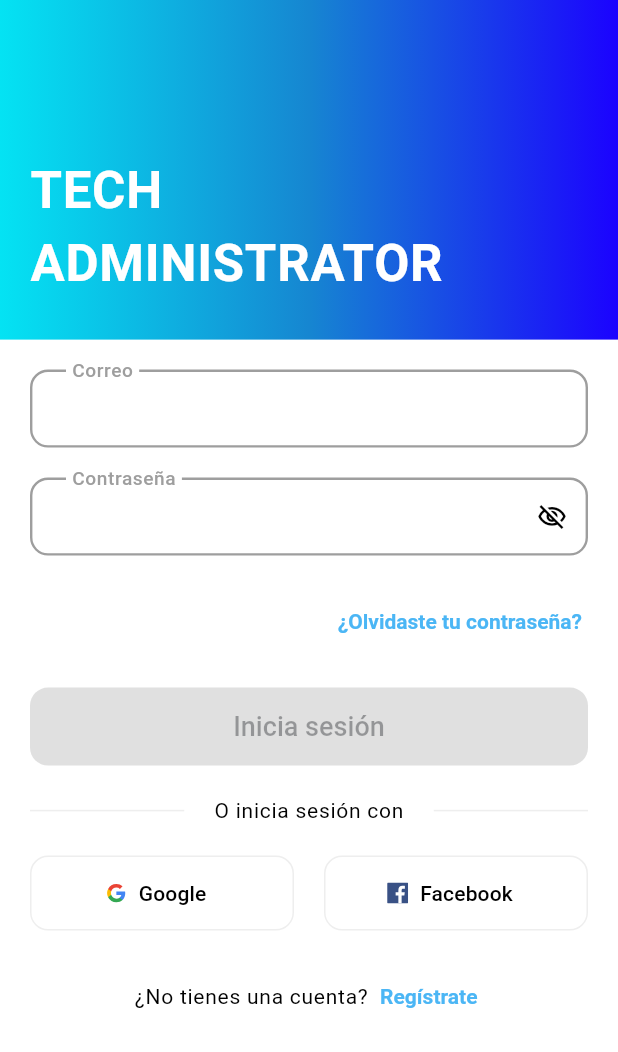
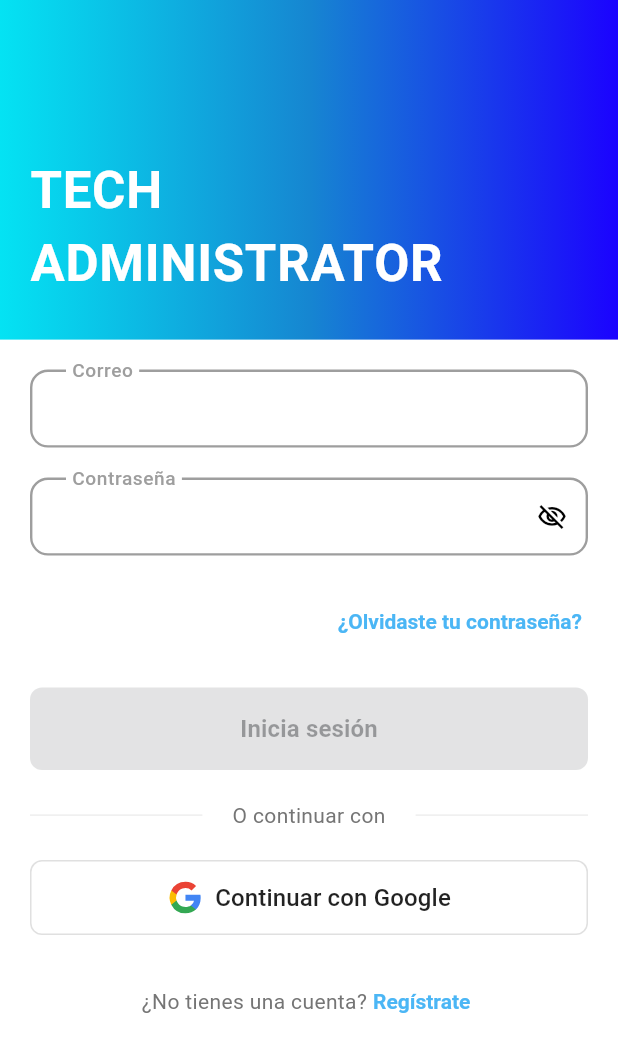
Before and after one commit to EnriqueCen312/techadminmovil, a Flutter app: the screen it shows after launch, on a phone screen of 412 x 824 dp. Shown: the top 1052 px of the screen. Run offline on Flutter 3.47's test engine with Material 3 defaults, Android fonts, the phone set to English and light mode, and no system bars; our stand-ins replace flutter_phoenix, flutter_svg, google_fonts, shared_preferences, supabase_flutter; accounts and stored records are empty.

Commit message:
cositas en el login

```diff
--- a/lib/screens/login_screen.dart
+++ b/lib/screens/login_screen.dart
@@ -30,6 +30,7 @@ class _LoginPageState extends State<LoginPage> {
 
   final ValueNotifier<bool> passwordNotifier = ValueNotifier(true);
   final ValueNotifier<bool> fieldValidNotifier = ValueNotifier(false);
+  final ValueNotifier<bool> isLoadingNotifier = ValueNotifier(false);
 
   late final TextEditingController emailController;
   late final TextEditingController passwordController;
@@ -65,24 +66,25 @@ class _LoginPageState extends State<LoginPage> {
 
   Future<void> handleLogin() async {
     try {
+      isLoadingNotifier.value = true;
+
       final email = emailController.text.trim();
       final password = passwordController.text;
 
       final response = await login(email, password);
 
       if (response['success']) {
-
         SnackbarHelper.showSnackBar(AppStrings.loggedIn);
-
         emailController.clear();
         passwordController.clear();
-
-          NavigationHelper.pushReplacementNamed(AppRoutes.bottomNavigationPage); // Cambiar a la ruta correcta
+        NavigationHelper.pushReplacementNamed(AppRoutes.bottomNavigationPage);
       } else {
         SnackbarHelper.showSnackBar(response['error']);
       }
     } catch (e) {
       SnackbarHelper.showSnackBar("Error inesperado: $e");
+    } finally {
+      isLoadingNotifier.value = false;
     }
   }
 
@@ -148,6 +150,7 @@ class _LoginPageState extends State<LoginPage> {
   @override
   void dispose() {
     disposeControllers();
+    isLoadingNotifier.dispose();
     super.dispose();
   }
 
@@ -157,16 +160,16 @@ class _LoginPageState extends State<LoginPage> {
       canPop: false,
       onPopInvoked: (didPop) async {
         if (didPop) return;
-
         final shouldPop = await _showExitConfirmationDialog();
-
         if (shouldPop) {
-          SystemNavigator.pop(); // This will close the app
+          SystemNavigator.pop();
         }
       },
-      child: Scaffold(
-        body: ListView(
-          padding: EdgeInsets.zero,
+      child: Stack(
+        children: [
+          Scaffold(
+            body: SingleChildScrollView(
+              child: Column(
                 children: [
                   const GradientBackground(
                     children: [
@@ -175,19 +178,42 @@ class _LoginPageState extends State<LoginPage> {
                         style: AppTheme.titleLarge,
                       ),
                       SizedBox(height: 6),
-               // Text(AppStrings.signInToYourAccount, style: AppTheme.bodySmall),
-               //probando
                     ],
                   ),
-            Form(
+                  Padding(
+                    padding: const EdgeInsets.all(20),
+                    child: Form(
                       key: _formKey,
-              child: Padding(
-                padding: const EdgeInsets.all(20),
                       child: Column(
-                  mainAxisSize: MainAxisSize.min,
-                  crossAxisAlignment: CrossAxisAlignment.end,
+                        crossAxisAlignment: CrossAxisAlignment.stretch,
                         children: [
-                    AppTextFormField(
+                          _buildEmailField(),
+                          _buildPasswordField(),
+                          _buildForgotPassword(),
+                          const SizedBox(height: 20),
+                          _buildLoginButton(),
+                          const SizedBox(height: 20),
+                          _buildDivider(),
+                          const SizedBox(height: 20),
+                          _buildGoogleSignIn(),
+                          const SizedBox(height: 20),
+                          _buildRegisterLink(),
+                        ],
+                      ),
+                    ),
+                  ),
+                ],
+              ),
+            ),
+          ),
+          _buildLoadingOverlay(),
+        ],
+      ),
+    );
+  }
+
+  Widget _buildEmailField() {
+    return AppTextFormField(
       controller: emailController,
       labelText: AppStrings.email,
       keyboardType: TextInputType.emailAddress,
@@ -200,8 +226,11 @@ class _LoginPageState extends State<LoginPage> {
                 ? null
                 : AppStrings.invalidEmailAddress;
       },
-                    ),
-                    ValueListenableBuilder(
+    );
+  }
+
+  Widget _buildPasswordField() {
+    return ValueListenableBuilder(
       valueListenable: passwordNotifier,
       builder: (_, passwordObscure, __) {
         return AppTextFormField(
@@ -217,8 +246,7 @@ class _LoginPageState extends State<LoginPage> {
                 : null;
           },
           suffixIcon: IconButton(
-                            onPressed: () =>
-                                passwordNotifier.value = !passwordObscure,
+            onPressed: () => passwordNotifier.value = !passwordObscure,
             style: IconButton.styleFrom(
               minimumSize: const Size.square(48),
             ),
@@ -232,86 +260,175 @@ class _LoginPageState extends State<LoginPage> {
           ),
         );
       },
-                    ),
-                    TextButton(
-                      onPressed: () {},
+    );
+  }
+
+  Widget _buildForgotPassword() {
+    return Align(
+      alignment: Alignment.centerRight,
+      child: TextButton(
+        onPressed: () {
+          // Implementar recuperación de contraseña
+        },
         child: const Text(AppStrings.forgotPassword),
       ),
-                    const SizedBox(height: 20),
-                    ValueListenableBuilder(
+    );
+  }
+
+  Widget _buildLoginButton() {
+    return ValueListenableBuilder(
       valueListenable: fieldValidNotifier,
       builder: (_, isValid, __) {
-                        return FilledButton(
-                          onPressed: isValid ? handleLogin : null,
-                          child: const Text(AppStrings.login),
+        return ValueListenableBuilder(
+          valueListenable: isLoadingNotifier,
+          builder: (_, isLoading, __) {
+            return ElevatedButton(
+              onPressed: (isValid && !isLoading) ? handleLogin : null,
+              style: ElevatedButton.styleFrom(
+                backgroundColor: Colors.blue.shade900,
+                foregroundColor: Colors.white,
+                padding: const EdgeInsets.symmetric(vertical: 16),
+                shape: RoundedRectangleBorder(
+                  borderRadius: BorderRadius.circular(8),
+                ),
+              ),
+              child: isLoading
+                  ? Row(
+                      mainAxisAlignment: MainAxisAlignment.center,
+                      children: [
+                        SizedBox(
+                          width: 20,
+                          height: 20,
+                          child: CircularProgressIndicator(
+                            color: Colors.white,
+                            strokeWidth: 2,
+                          ),
+                        ),
+                        const SizedBox(width: 12),
+                        const Text(
+                          'Iniciando sesión...',
+                          style: TextStyle(
+                            fontSize: 16,
+                            fontWeight: FontWeight.bold,
+                          ),
+                        ),
+                      ],
+                    )
+                  : const Text(
+                      AppStrings.login,
+                      style: TextStyle(
+                        fontSize: 16,
+                        fontWeight: FontWeight.bold,
+                      ),
+                    ),
             );
           },
-                    ),
-                    const SizedBox(height: 20),
-                    Row(
+        );
+      },
+    );
+  }
+
+  Widget _buildDivider() {
+    return Row(
       children: [
         Expanded(child: Divider(color: Colors.grey.shade200)),
         Padding(
           padding: const EdgeInsets.symmetric(horizontal: 20),
           child: Text(
-                            AppStrings.orLoginWith,
-                            style: AppTheme.bodySmall.copyWith(
-                              color: Colors.black,
+            'O continuar con',
+            style: TextStyle(
+              color: Colors.grey.shade600,
+              fontSize: 14,
             ),
           ),
         ),
         Expanded(child: Divider(color: Colors.grey.shade200)),
       ],
-                    ),
-                    const SizedBox(height: 20),
-                    Row(
-                      children: [
-                        Expanded(
-                          child: OutlinedButton.icon(
-                            onPressed: () {},
-                            icon: SvgPicture.asset(Vectors.google, width: 14),
-                            label: const Text(
-                              AppStrings.google,
-                              style: TextStyle(color: Colors.black),
+    );
+  }
+
+  Widget _buildGoogleSignIn() {
+    return OutlinedButton.icon(
+      onPressed: () {
+        // Implementar inicio de sesión con Google
+      },
+      style: OutlinedButton.styleFrom(
+        padding: const EdgeInsets.symmetric(vertical: 12),
+        side: BorderSide(color: Colors.grey.shade300),
+        shape: RoundedRectangleBorder(
+          borderRadius: BorderRadius.circular(8),
         ),
       ),
+      icon: SvgPicture.asset(Vectors.google, width: 24),
+      label: const Text(
+        'Continuar con Google',
+        style: TextStyle(
+          color: Colors.black87,
+          fontSize: 16,
+          fontWeight: FontWeight.w500,
         ),
-                        const SizedBox(width: 20),
-                        Expanded(
-                          child: OutlinedButton.icon(
-                            onPressed: () {},
-                            icon: SvgPicture.asset(Vectors.facebook, width: 14),
-                            label: const Text(
-                              AppStrings.facebook,
-                              style: TextStyle(color: Colors.black),
+      ),
+    );
+  }
+
+  Widget _buildRegisterLink() {
+    return Row(
+      mainAxisAlignment: MainAxisAlignment.center,
+      children: [
+        Text(
+          AppStrings.doNotHaveAnAccount,
+          style: TextStyle(
+            color: Colors.grey.shade600,
+            fontSize: 14,
+          ),
+        ),
+        TextButton(
+          onPressed: () => NavigationHelper.pushReplacementNamed(
+            AppRoutes.register,
+          ),
+          child: const Text(
+            AppStrings.register,
+            style: TextStyle(
+              fontWeight: FontWeight.bold,
             ),
           ),
         ),
       ],
+    );
+  }
+
+  Widget _buildLoadingOverlay() {
+    return ValueListenableBuilder(
+      valueListenable: isLoadingNotifier,
+      builder: (_, isLoading, __) {
+        if (!isLoading) return const SizedBox.shrink();
+
+        return Container(
+          color: Colors.black.withOpacity(0.3),
+          child: Center(
+            child: Container(
+              width: 80,
+              height: 80,
+              padding: const EdgeInsets.all(16),
+              decoration: BoxDecoration(
+                color: Colors.white,
+                borderRadius: BorderRadius.circular(16),
+                boxShadow: [
+                  BoxShadow(
+                    color: Colors.blue.shade900.withOpacity(0.2),
+                    blurRadius: 12,
+                    spreadRadius: 4,
                   ),
                 ],
               ),
+              child: CircularProgressIndicator(
+                color: Colors.blue.shade900,
+                strokeWidth: 3,
               ),
-            ),
-            Row(
-              mainAxisAlignment: MainAxisAlignment.center,
-              children: [
-                Text(
-                  AppStrings.doNotHaveAnAccount,
-                  style: AppTheme.bodySmall.copyWith(color: Colors.black),
-                ),
-                const SizedBox(width: 4),
-                TextButton(
-                  onPressed: () => NavigationHelper.pushReplacementNamed(
-                    AppRoutes.register,
-                  ),
-                  child: const Text(AppStrings.register),
-                ),
-              ],
-            ),
-          ],
             ),
           ),
         );
+      },
+    );
   }
 }
```
Lines whose indentation alone changed are shown as unchanged.
